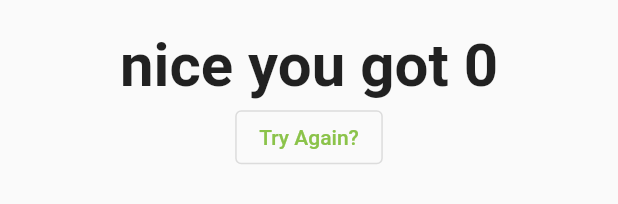
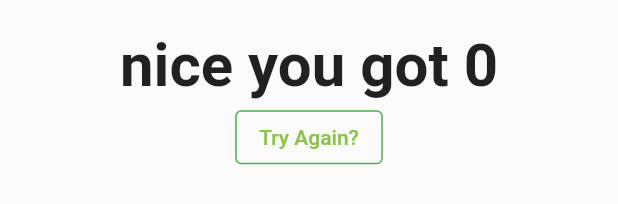
Before and after one commit to NyllRE/flutter_mastering, a Flutter app: the Result widget shown alone on an empty page, opened directly with empty values, on a phone screen of 412 x 824 dp. Shown: the part 516-720 px from the top of the screen. Run offline on Flutter 3.47's test engine with Material 2 defaults, Android fonts, the phone set to English and light mode, and no system bars.

Commit message:
Button Styling - Border Color

```diff
--- a/lib/udemy_course/the_quiz/result.dart
+++ b/lib/udemy_course/the_quiz/result.dart
@@ -24,6 +24,9 @@ class Result extends StatelessWidget {
             OutlinedButton(
               child: Text('Try Again?'),
               onPressed: reset,
+              style: OutlinedButton.styleFrom(
+                side: BorderSide(color: Colors.green),
+              ),
             )
           ],
         ),
```
